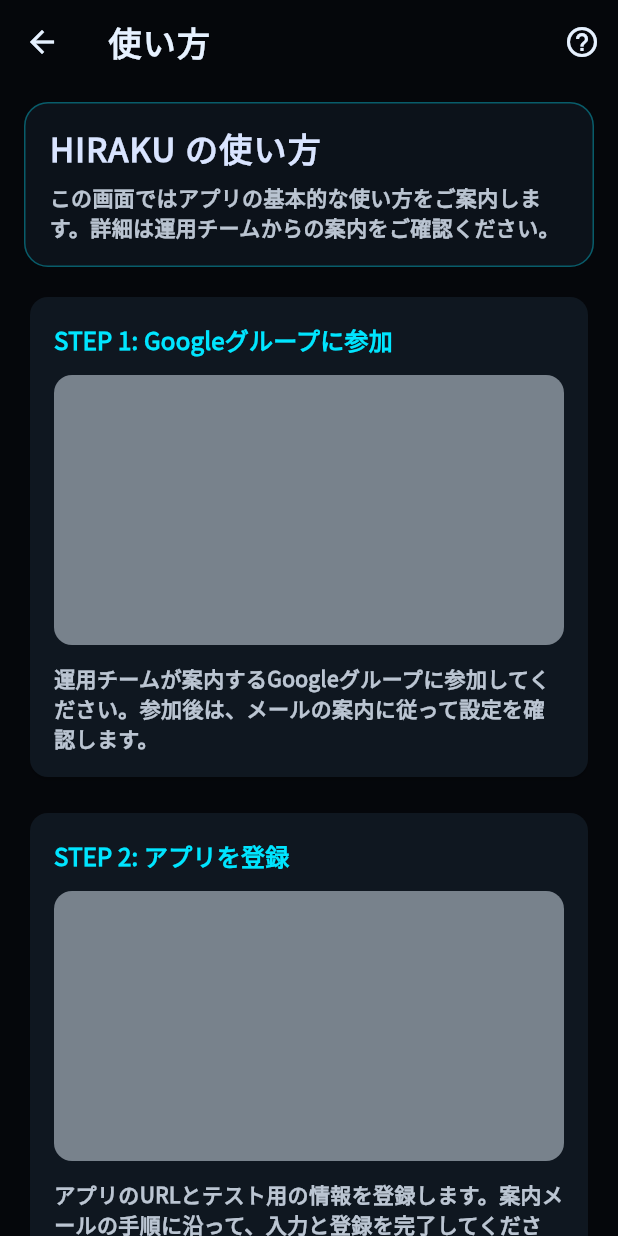
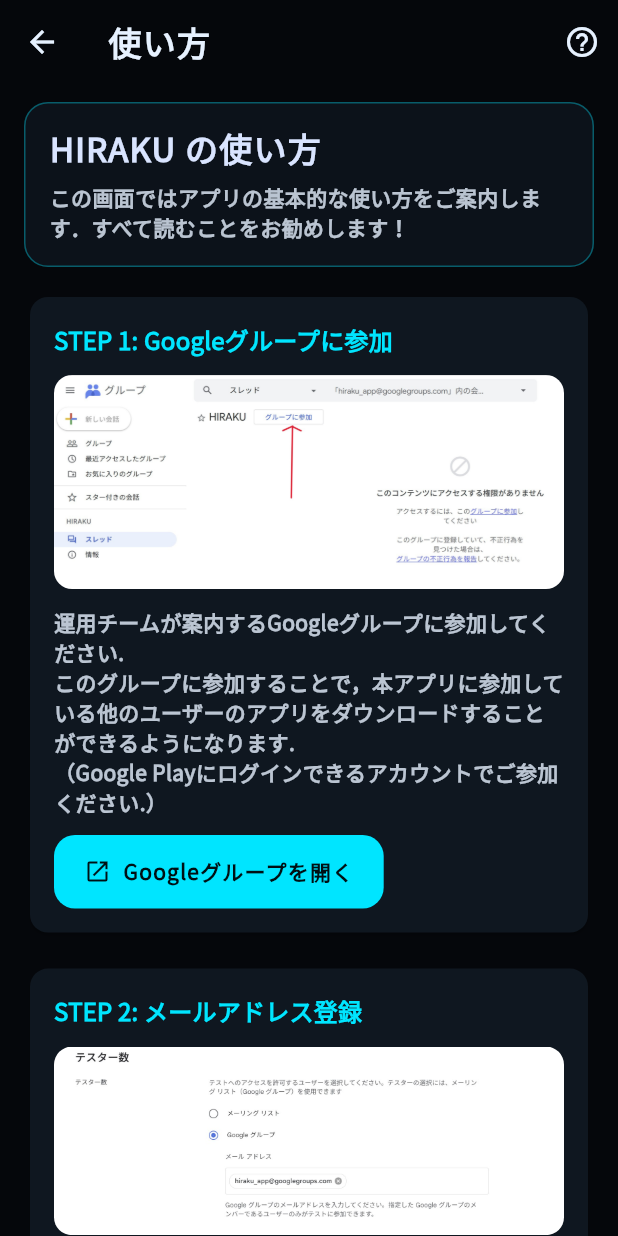
Before and after one commit to yuga1691/hiraku, a Flutter app: the UsageGuideScreen screen opened directly, on a phone screen of 412 x 824 dp. Run offline on Flutter 3.47's test engine with Material 3 defaults, Android fonts, the phone set to English and light mode, and no system bars; our stand-ins replace cloud_firestore, firebase_auth, firebase_core, image_picker, shared_preferences; accounts and stored records are empty; network calls fail.

Commit message:
使い方　写真追加

```diff
--- a/lib/screens/register_screen.dart
+++ b/lib/screens/register_screen.dart
@@ -31,13 +31,13 @@
   static const _helpSections = [
     UsageHelpSection(
       title: 'アプリ情報を入力',
-      body: '仮の説明文です。アプリ名とGoogle Play URLを入力します。',
-      assetPath: 'assets/guide/placeholder.png',
+      body: 'アプリの情報を入力しましょう\nアプリ名，アプリのURL，テストしてほしいことを書きましょう',
+      assetPath: 'assets/guide/2-1.jpg',
     ),
     UsageHelpSection(
-      title: 'アイコンを追加',
-      body: '仮の説明文です。ギャラリーからアイコン画像を選択します。',
-      assetPath: 'assets/guide/placeholder.png',
+      title: 'アイコンを追加(任意)',
+      body: 'ギャラリーからアイコン画像を選択しましょう\nアプリ一覧にアイコンが反映されます',
+      assetPath: 'assets/guide/2-2.jpg',
     ),
   ];
 
@@ -53,9 +53,7 @@
   Widget build(BuildContext context) {
     final user = FirebaseAuth.instance.currentUser;
     if (user == null) {
-      return const Scaffold(
-        body: Center(child: Text('ユーザー認証に失敗しました。')),
-      );
+      return const Scaffold(body: Center(child: Text('ユーザー認証に失敗しました。')));
     }
     return Scaffold(
       appBar: AppBar(
@@ -95,9 +93,7 @@
                   child: const Text('テストを終了'),
                 ),
                 const SizedBox(height: 12),
-                const Text(
-                  '次のアプリを登録するには、現在のテストを終了してください。',
-                ),
+                const Text('次のアプリを登録するには、現在のテストを終了してください。'),
               ],
             );
           }
@@ -128,7 +124,7 @@
           controller: _urlController,
           decoration: const InputDecoration(
             labelText: 'Google Play URL',
-            hintText: 'https://play.google.com/store/apps/details?id=...',
+            hintText: 'ここにURLを張り付け',
             border: OutlineInputBorder(),
           ),
         ),
@@ -164,10 +160,7 @@
               : const Text('登録する'),
         ),
         const SizedBox(height: 16),
-        const EmptyState(
-          title: 'ポイント',
-          message: '登録できるアプリは同時に1つまでです。',
-        ),
+        const EmptyState(title: 'ポイント', message: '登録できるアプリは同時に1つまでです。'),
       ],
     );
   }
@@ -239,8 +232,8 @@
   }
 
   void _showSnack(String message) {
-    ScaffoldMessenger.of(context).showSnackBar(
-      SnackBar(content: Text(message)),
-    );
+    ScaffoldMessenger.of(
+      context,
+    ).showSnackBar(SnackBar(content: Text(message)));
   }
 }
--- a/lib/screens/usage_guide_screen.dart
+++ b/lib/screens/usage_guide_screen.dart
@@ -1,5 +1,8 @@
 import 'package:flutter/material.dart';
+import 'package:flutter/services.dart';
+import 'package:url_launcher/url_launcher.dart';
 
+import '../constants.dart';
 import '../widgets/help_sheet.dart';
 
 class UsageGuideScreen extends StatelessWidget {
@@ -9,26 +12,37 @@
     UsageHelpSection(
       title: 'STEP 1: Googleグループに参加',
       body:
-          '運用チームが案内するGoogleグループに参加してください。参加後は、メールの案内に従って設定を確認します。',
-      assetPath: 'assets/guide/placeholder.png',
+          '運用チームが案内するGoogleグループに参加してください.\nこのグループに参加することで，本アプリに参加している他のユーザーのアプリをダウンロードすることができるようになります.\n（Google Playにログインできるアカウントでご参加ください.）',
+      assetPath: 'assets/guide/3-1.jpg',
     ),
     UsageHelpSection(
-      title: 'STEP 2: アプリを登録',
+      title: 'STEP 2: メールアドレス登録',
       body:
-          'アプリのURLとテスト用の情報を登録します。案内メールの手順に沿って、入力と登録を完了してください。',
-      assetPath: 'assets/guide/placeholder.png',
+          '下記の「Googleグループのメールをコピー」を押してください．\nその後，Google Play Consoleを開き，上図のようにGoogleグループのメールアドレスを追加してください．\n追加することで，あなたのアプリを他のユーザーがダウンロードできるようになります．',
+      assetPath: 'assets/guide/3-2.jpg',
     ),
     UsageHelpSection(
-      title: 'STEP 3: 14日間アプリを起動',
+      title: 'STEP 3: 相互テスト開始',
       body:
-          'クローズドテストの期間中は、毎日アプリを起動してください。運用チームからの連絡がある場合は、指示に従って対応してください。',
-      assetPath: 'assets/guide/placeholder.png',
+          'アプリを登録し，テスト一覧に表示させましょう．\n10人がインストールするまでは表示されますが，11人以降はあなたが誰かのアプリをインストールしないと一覧に表示されない仕組みとなっています．\n積極的に他のユーザーのテスターとなり，あなたのアプリの表示回数を増やしましょう.\n残り表示回数はマイページから確認することができます．',
+      assetPath: 'assets/guide/3-3.jpg',
     ),
     UsageHelpSection(
-      title: '注意事項',
+      title: 'STEP 4: 他のユーザーのアプリを開くにあたって',
       body:
-          '運用チームからの連絡やテスター向けの指示は必ず確認してください。テスト期間中はアプリを削除しないようにお願いします。',
-      assetPath: 'assets/guide/placeholder.png',
+          '他のユーザーが何回アプリを開かれたか知れるように，本アプリのマイページに存在するテスト履歴からアプリを開きましょう!\n継続的にアプリを開くことがクローズドテスト通過の鍵です！\n相互テスト継続のためにも，本アプリを介してアプリを開いていただけると幸いです！',
+      assetPath: 'assets/guide/3-4.jpg',
+    ),
+    UsageHelpSection(
+      title: 'STEP 5: 自分のアプリが過去何回開かれたか',
+      body: '過去自分のアプリが何回開かれたかは，マイページから確認することができます！',
+      assetPath: 'assets/guide/3-5.jpg',
+    ),
+    UsageHelpSection(
+      title: 'APPENDIX: さらなる開発を行いたい方，フィードバックが欲しい方へ',
+      body:
+          'マイページから開発者が集まるDiscordコミュニティに参加することができます.\nDiscordに参加することで，アプリをリリースした際に，あなたのアプリが自動的に宣伝されたり，あなたのアプリをテストしてくれる心強い仲間を確認することができます！\n自由に話せるスペースもよういしているので，ぜひご参加ください！',
+      assetPath: 'assets/guide/3-6.jpg',
     ),
   ];
 
@@ -68,7 +82,7 @@
                 Text('HIRAKU の使い方', style: theme.textTheme.titleLarge),
                 const SizedBox(height: 8),
                 Text(
-                  'この画面ではアプリの基本的な使い方をご案内します。詳細は運用チームからの案内をご確認ください。',
+                  'この画面ではアプリの基本的な使い方をご案内します．すべて読むことをお勧めします！',
                   style: theme.textTheme.bodyMedium?.copyWith(
                     fontWeight: FontWeight.bold,
                     color: theme.colorScheme.onSurface.withOpacity(0.8),
@@ -90,6 +104,9 @@
 
   final UsageHelpSection section;
 
+  bool get _isStepOne => section.title.startsWith('STEP 1');
+  bool get _isStepTwo => section.title.startsWith('STEP 2');
+
   @override
   Widget build(BuildContext context) {
     final theme = Theme.of(context);
@@ -109,11 +126,51 @@
               ),
               const SizedBox(height: 12),
               ..._buildSectionContents(context, section.resolvedContents),
+              if (_isStepOne) ...[
+                const SizedBox(height: 12),
+                FilledButton.icon(
+                  onPressed: _openTeamUrl,
+                  icon: const Icon(Icons.open_in_new),
+                  label: const Text('Googleグループを開く'),
+                ),
+              ],
+              if (_isStepTwo) ...[
+                const SizedBox(height: 12),
+                OutlinedButton.icon(
+                  onPressed: () => _copyTeamEmail(context),
+                  icon: const Icon(Icons.copy),
+                  label: const Text('Googleグループのメールをコピー'),
+                ),
+                const SizedBox(height: 8),
+                FilledButton.icon(
+                  onPressed: _openPlayConsole,
+                  icon: const Icon(Icons.open_in_new),
+                  label: const Text('Google Play Consoleを開く'),
+                ),
+              ],
             ],
           ),
         ),
       ),
     );
+  }
+
+  Future<void> _openTeamUrl() async {
+    final uri = Uri.parse(kTeamJoinUrl);
+    await launchUrl(uri, mode: LaunchMode.externalApplication);
+  }
+
+  Future<void> _copyTeamEmail(BuildContext context) async {
+    await Clipboard.setData(const ClipboardData(text: kTeamJoinEmail));
+    if (!context.mounted) return;
+    ScaffoldMessenger.of(context).showSnackBar(
+      const SnackBar(content: Text('Googleグループのメールアドレスをコピーしました。')),
+    );
+  }
+
+  Future<void> _openPlayConsole() async {
+    final uri = Uri.parse('https://play.google.com/console/');
+    await launchUrl(uri, mode: LaunchMode.externalApplication);
   }
 
   List<Widget> _buildSectionContents(
@@ -139,9 +196,8 @@
             borderRadius: BorderRadius.circular(12),
             child: Image.asset(
               content.assetPath!,
-              height: 180,
               width: double.infinity,
-              fit: BoxFit.cover,
+              fit: BoxFit.contain,
             ),
           ),
         );
```
Also changed, not shown: assets/guide/2-1.jpg (added), assets/guide/2-2.jpg (added), assets/guide/3-1.jpg (added), assets/guide/3-2.jpg (added), assets/guide/3-3.jpg (added), assets/guide/3-4.jpg (added), assets/guide/3-5.jpg (added), assets/guide/3-6.jpg (added).
